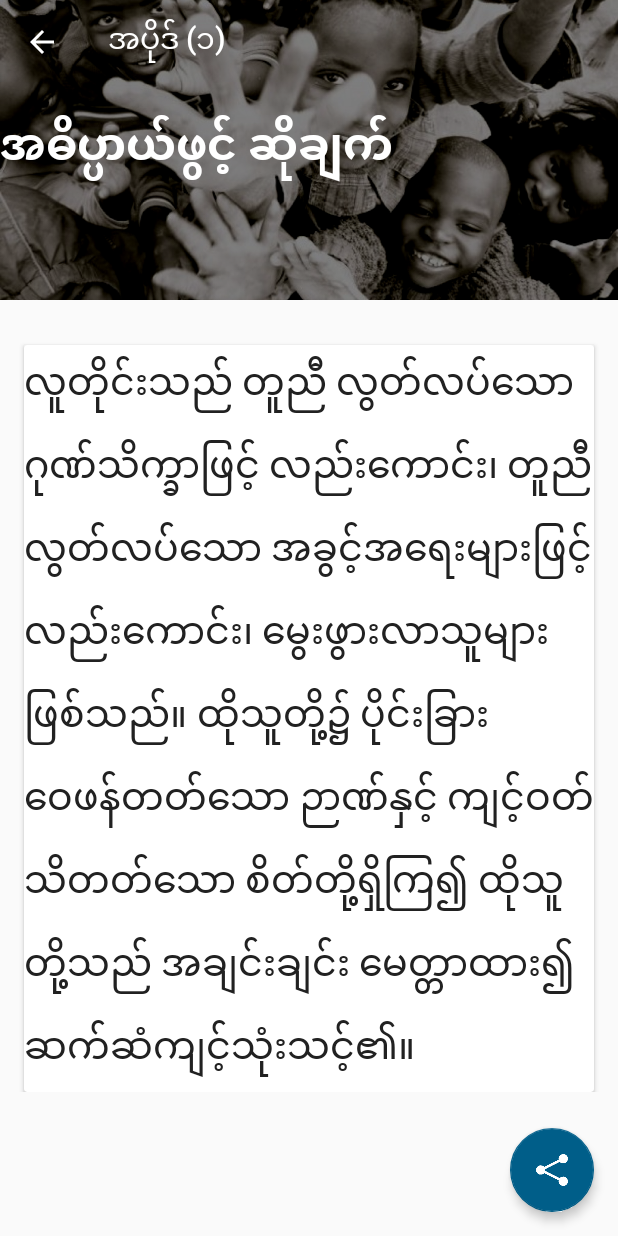
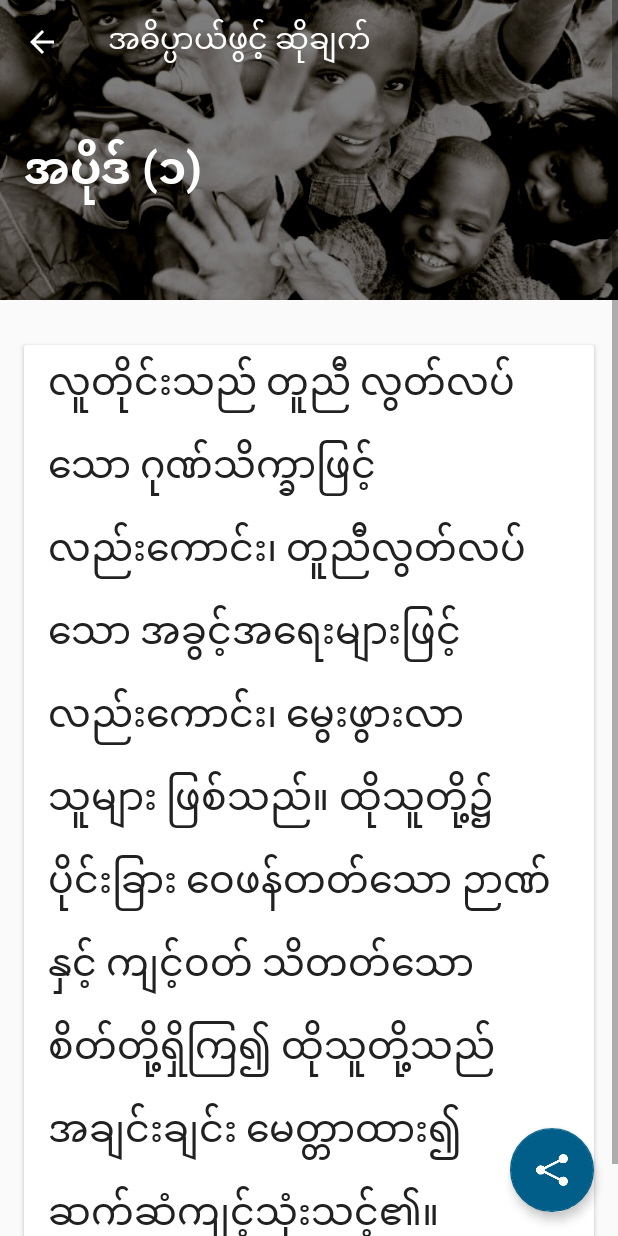
Before and after one commit to mmhumanrights/mmhumanrights, an Android app: the fragment DefinitionActivityFragment shown on its own in the app's theme, on a phone screen of 412 x 824 dp. Run offline under Robolectric (Android 15) with nearby library versions, the phone set to English and light mode, and no system bars; libraries missing offline, so code that uses them is left out: com.nineoldandroids.view; 4 statements that could not run were skipped.

Commit message:
New Style of Layout in Definition activity and fragment

```diff
--- a/app/src/main/java/ui/activities/DefinitionActivityFragment.java
+++ b/app/src/main/java/ui/activities/DefinitionActivityFragment.java
@@ -94,16 +94,16 @@ public class DefinitionActivityFragment extends Fragment implements ObservableSc
 
 
             Log.i("ARTICLE_PART", title_list.subList(0, 15).get(ARR_INDEX));
-            tv_def_article.setText(getResources().getString(R.string.definition_mm));
-            ((AppCompatActivity)getActivity()).getSupportActionBar().setTitle(title_list.subList(0, 15).get(ARR_INDEX));
+            tv_def_article.setText(title_list.subList(0, 15).get(ARR_INDEX));
+            ((AppCompatActivity)getActivity()).getSupportActionBar().setTitle(getResources().getString(R.string.definition_mm));
             tv_def_content.setText(content_list.subList(0, 15).get(ARR_INDEX));
         }
 
         if(ARTICLE_PART.equals("2")){
 
             Log.i("ARTICLE_PART", title_list.subList(15, 30).get(ARR_INDEX));
-            tv_def_article.setText(getResources().getString(R.string.definition_mm));
-            ((AppCompatActivity)getActivity()).getSupportActionBar().setTitle(title_list.subList(15, 30).get(ARR_INDEX));
+            tv_def_article.setText(title_list.subList(15, 30).get(ARR_INDEX));
+            ((AppCompatActivity)getActivity()).getSupportActionBar().setTitle(getResources().getString(R.string.definition_mm));
             tv_def_content.setText(content_list.subList(15, 30).get(ARR_INDEX));
         }
 
--- a/app/src/main/res/layout/fragment_definition.xml
+++ b/app/src/main/res/layout/fragment_definition.xml
@@ -1,11 +1,11 @@
 <FrameLayout xmlns:android="http://schemas.android.com/apk/res/android"
 
-    xmlns:tools="http://schemas.android.com/tools"
+
     android:layout_width="match_parent"
     android:layout_height="match_parent"
 
     xmlns:app="http://schemas.android.com/apk/res-auto"
-    tools:context="com.letsvote.ui.fragment.PartyDetailsFragment">
+    >
 
     <LinearLayout
         android:layout_width="fill_parent"
@@ -49,8 +49,8 @@
 
                         android:id="@+id/tv_def_article"
                         android:layout_height="wrap_content"
-
-
+                        android:layout_marginLeft="@dimen/activity_horizontal_margin"
+                        android:layout_marginTop="@dimen/activity_horizontal_margin"
                         android:layout_gravity="left|center_vertical" />
 
                     <android.support.v7.widget.Toolbar
@@ -75,11 +75,12 @@
                     android:layout_below="@+id/frameLayout">
                     <android.support.v7.widget.CardView
                         android:layout_width="match_parent"
+
+                        android:layout_marginTop="@dimen/definition_cardview_margin"
+                        android:layout_marginBottom="@dimen/activity_horizontal_margin"
+                        android:layout_height="match_parent"
                         android:layout_marginLeft="@dimen/activity_horizontal_margin"
                         android:layout_marginRight="@dimen/activity_horizontal_margin"
-                        android:layout_marginTop="@dimen/definition_cardview_margin"
-                        android:layout_height="match_parent"
-
                         android:layout_below="@+id/header_imageView"
                         android:id="@+id/view"
                         android:layout_alignParentBottom="true">
@@ -88,8 +89,9 @@
                             android:text="@string/section_10"
                             style="@style/Definition_content"
                             android:id="@+id/tv_def_content"
-
                             android:layout_height="match_parent"
+                            android:layout_marginLeft="@dimen/activity_horizontal_margin"
+                            android:layout_marginRight="@dimen/activity_horizontal_margin"
                             android:layout_gravity="center_horizontal|bottom"
                             android:layout_below="@+id/header_imageView"
                             android:layout_alignParentLeft="true"
```
